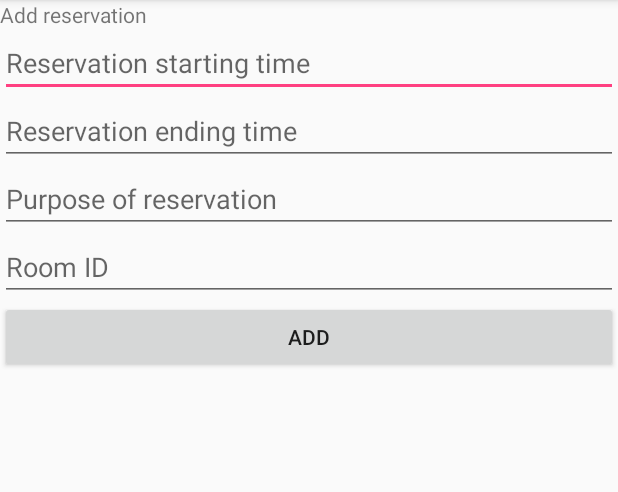
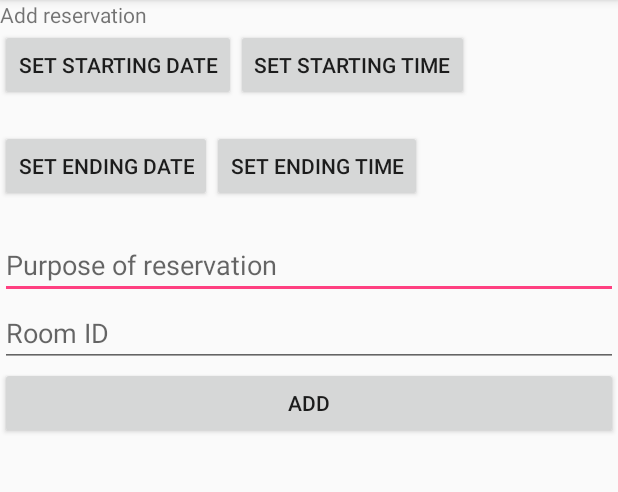
Before and after one commit to SabreUrn/RoomReservations, an Android app: the AddReservation screen opened directly, with no data from a screen before it, on a phone screen of 412 x 824 dp, the part 84-576 px from its top. Run offline under Robolectric (Android 15) with nearby library versions, the phone set to English and light mode, and no system bars; our stand-ins replace Firebase (no records; nobody signed in at launch, a user with empty details on screens opened directly).

Commit message:
datetime proper

```diff
--- a/app/src/main/res/layout/activity_add_reservation.xml
+++ b/app/src/main/res/layout/activity_add_reservation.xml
@@ -14,31 +14,103 @@
 		android:text="Add reservation"
 	/>
 
-	<EditText
-		android:id="@+id/addReservation_fromTimeString_EditText"
+	<!-- from date and time -->
+	<LinearLayout
 		android:layout_width="match_parent"
 		android:layout_height="wrap_content"
-		android:hint="Reservation starting time"
-		android:inputType="text"
-	/>
+		android:orientation="horizontal"
+	>
+		<!-- from date -->
+		<RelativeLayout
+			android:layout_width="wrap_content"
+			android:layout_height="wrap_content"
+		>
+			<Button
+				android:id="@+id/addReservation_fromDate_Button"
+				android:layout_width="wrap_content"
+				android:layout_height="wrap_content"
+				android:onClick="setDateFrom"
+				android:text="Set starting date"
+			/>
 
-	<EditText
-		android:id="@+id/addReservation_toTimeString_EditText"
+			<TextView
+				android:id="@+id/addReservation_fromDate_TextView"
+				android:layout_width="wrap_content"
+				android:layout_height="wrap_content"
+				android:layout_below="@+id/addReservation_fromDate_Button"
+			/>
+		</RelativeLayout>
+
+		<!-- from time -->
+		<RelativeLayout
+			android:layout_width="match_parent"
+			android:layout_height="wrap_content"
+		>
+			<Button
+				android:id="@+id/addReservation_fromTime_Button"
+				android:layout_width="wrap_content"
+				android:layout_height="wrap_content"
+				android:onClick="setTimeFrom"
+				android:text="Set starting time"
+			/>
+
+			<TextView
+				android:id="@+id/addReservation_fromTime_TextView"
+				android:layout_width="match_parent"
+				android:layout_height="wrap_content"
+				android:layout_below="@+id/addReservation_fromTime_Button"
+			/>
+		</RelativeLayout>
+	</LinearLayout>
+
+	<!-- to date and time -->
+	<LinearLayout
 		android:layout_width="match_parent"
 		android:layout_height="wrap_content"
-		android:hint="Reservation ending time"
-		android:inputType="text"
-	/>
+		android:orientation="horizontal"
+		>
+		<!-- to date -->
+		<RelativeLayout
+			android:layout_width="wrap_content"
+			android:layout_height="wrap_content"
+			>
+			<Button
+				android:id="@+id/addReservation_toDate_Button"
+				android:layout_width="wrap_content"
+				android:layout_height="wrap_content"
+				android:onClick="setDateTo"
+				android:text="Set ending date"
+				/>
 
-	<!--
-	<EditText
-		android:id="@+id/addReservation_userId_EditText"
-		android:layout_width="match_parent"
-		android:layout_height="wrap_content"
-		android:hint="User ID"
-		android:inputType="text"
-	/>
-	-->
+			<TextView
+				android:id="@+id/addReservation_toDate_TextView"
+				android:layout_width="wrap_content"
+				android:layout_height="wrap_content"
+				android:layout_below="@+id/addReservation_toDate_Button"
+				/>
+		</RelativeLayout>
+
+		<!-- to time -->
+		<RelativeLayout
+			android:layout_width="match_parent"
+			android:layout_height="wrap_content"
+			>
+			<Button
+				android:id="@+id/addReservation_toTime_Button"
+				android:layout_width="wrap_content"
+				android:layout_height="wrap_content"
+				android:onClick="setTimeTo"
+				android:text="Set ending time"
+				/>
+
+			<TextView
+				android:id="@+id/addReservation_toTime_TextView"
+				android:layout_width="match_parent"
+				android:layout_height="wrap_content"
+				android:layout_below="@+id/addReservation_toTime_Button"
+				/>
+		</RelativeLayout>
+	</LinearLayout>
 
 	<EditText
 		android:id="@+id/addReservation_purpose_EditText"
```
Also changed, not shown: app/src/main/java/com/example/sabreurn/roomreservations/AddReservation.java (+145 -2 lines), app/src/main/java/com/example/sabreurn/roomreservations/DatePickerFragment.java (added, +27 -0 lines), app/src/main/java/com/example/sabreurn/roomreservations/TimePickerFragment.java (added, +29 -0 lines).
